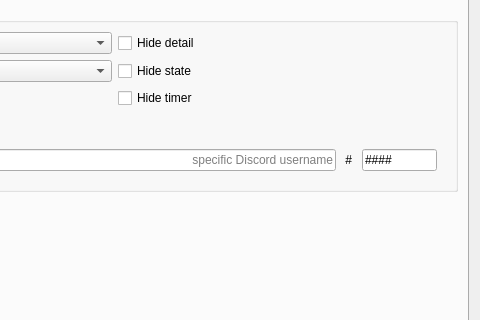
Before: the Qt Designer form src/ui/profile_preferences.ui in Mudlet/Mudlet, drawn with Qt 5; both pictures show x 404 to 884 and y 194 to 514 of the 884 by 725 pixel window.
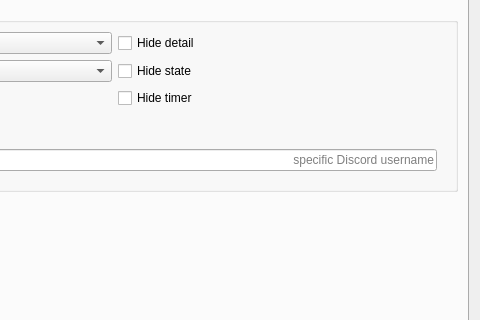
After: the same form once the commit is applied. The open tabs and pages were chosen to show the change. Icons and pictures are not drawn. Custom widgets are drawn as their Qt base class.

Commit message:
Fix: remove Discord discriminator completely
Prints a warning if one is found in the game save file - advising that it
is no longer saved (so will be forgotten when the session is saved).

Diff of the .ui file:
```diff
--- a/src/ui/profile_preferences.ui
+++ b/src/ui/profile_preferences.ui
@@ -3070,41 +3070,6 @@
                </property>
               </widget>
              </item>
-             <item>
-              <widget class="QLabel" name="label_discordUserDiscriminator">
-               <property name="toolTip">
-                <string>&lt;p&gt;Mudlet will only show Rich Presence information while you use this Discord username (useful if you have multiple Discord accounts). Leave empty to show it for any Discord account you log in to.&lt;/p&gt;</string>
-               </property>
-               <property name="text">
-                <string notr="true"> # </string>
-               </property>
-              </widget>
-             </item>
-             <item>
-              <widget class="QLineEdit" name="lineEdit_discordUserDiscriminator">
-               <property name="maximumSize">
-                <size>
-                 <width>75</width>
-                 <height>16777215</height>
-                </size>
-               </property>
-               <property name="toolTip">
-                <string>&lt;p&gt;Mudlet will only show Rich Presence information while you use this Discord username (useful if you have multiple Discord accounts). Leave empty to show it for any Discord account you log in to.&lt;/p&gt;</string>
-               </property>
-               <property name="inputMethodHints">
-                <set>Qt::ImhDigitsOnly</set>
-               </property>
-               <property name="inputMask">
-                <string notr="true">9000;#</string>
-               </property>
-               <property name="maxLength">
-                <number>4</number>
-               </property>
-               <property name="clearButtonEnabled">
-                <bool>true</bool>
-               </property>
-              </widget>
-             </item>
             </layout>
            </widget>
           </item>
```
Left out of the diff: 1 changed line with no effect on the pictures. The commit also changes 7 other files.
